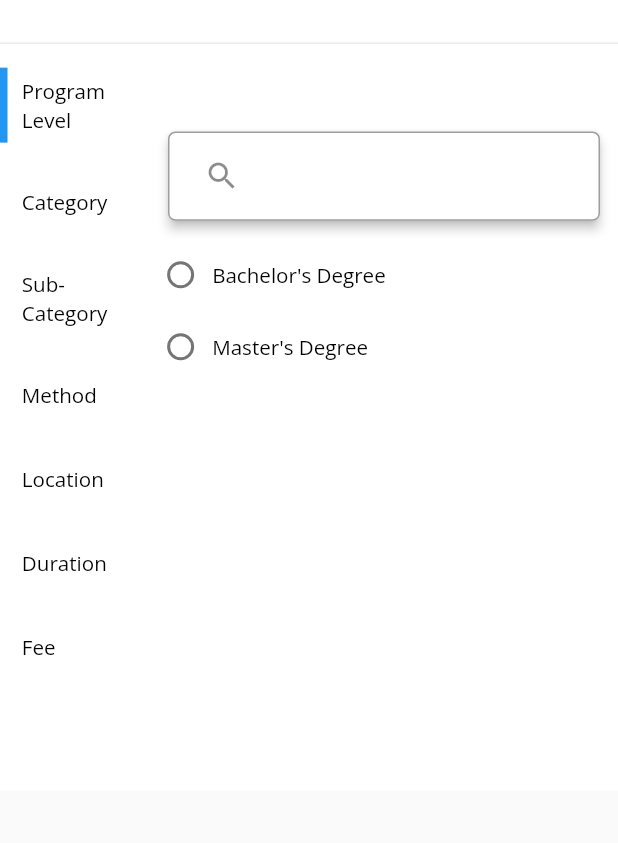
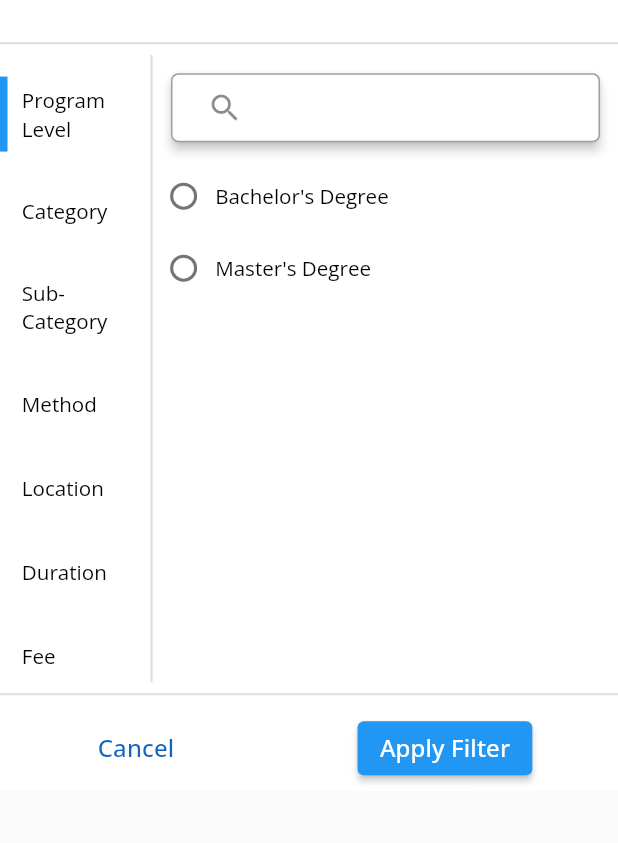
Before and after one commit to prajai1803/apply_course, a Flutter app: the ApplyFilterWithBottomSheet widget shown alone on an empty page, opened directly, on a phone screen of 412 x 824 dp, the part 105-948 px from its top. Run offline on Flutter 3.47's test engine with Material 2 defaults, Android fonts, the light colour scheme and no system bars; our stand-ins replace cloud_firestore, firebase_auth, firebase_core, flutter_screenutil, get, get_storage and 2 more; accounts and stored records are empty.

Commit message:
update apply filter

```diff
--- a/lib/app/modules/home/widgets/apply_filter.dart
+++ b/lib/app/modules/home/widgets/apply_filter.dart
@@ -31,6 +31,7 @@ class ApplyFilterWithBottomSheet extends StatelessWidget {
         ),
         height: 500,
         child: Column(
+          mainAxisAlignment: MainAxisAlignment.spaceBetween,
           children: [
             // titile
             Container(
@@ -48,12 +49,12 @@ class ApplyFilterWithBottomSheet extends StatelessWidget {
                 ],
               ),
             ),
-            const Divider(),
+            const Divider(thickness: 1.5,),
             Container(
               child: Row(
                 children: [
                   SizedBox(
-                      height: 400.h,
+                      height: 340.h,
                       width: 100,
                       child: ListView.separated(
                         itemCount: _controller.listOfFilter.length,
@@ -100,13 +101,17 @@ class ApplyFilterWithBottomSheet extends StatelessWidget {
                           );
                         },
                       )),
+                      Container(
+                        height: 350.h,
+                        width: 2,
+                        child: VerticalDivider(thickness: 1.5,)),
                   Expanded(
                     child: SizedBox(
-                        height: 400,
+                        height: 350.h,
                         child: ListView(
                           children: [
                             SizedBox(
-                              height: 70.h,
+                              height: 70,
                               child: Padding(
                                 padding: EdgeInsets.all(8.0),
                                 child: Card(
@@ -115,6 +120,7 @@ class ApplyFilterWithBottomSheet extends StatelessWidget {
                                     borderRadius: BorderRadius.circular(5),
                                   ),
                                   child: TextField(
+                                    style: Theme.of(context).textTheme.bodySmall,
                                     onChanged: (value) {
                                       _controller.filterSearchController.value = value;
                                       _controller.inFilterSearch(_controller.filterSearchController.value);
@@ -127,6 +133,7 @@ class ApplyFilterWithBottomSheet extends StatelessWidget {
                                           child: const Icon(Icons.search),
                                         ),
                                         border: OutlineInputBorder(
+
                                             borderRadius:
                                                 BorderRadius.circular(5))),
                                   ),
@@ -135,8 +142,8 @@ class ApplyFilterWithBottomSheet extends StatelessWidget {
                             ),
                             Obx(
                               () => Container(
-                                height: 340.h,
-                                child: ListView.builder(
+                                height: 400.h,
+                                child: _controller.filterdList.value.length != 0 ?ListView.builder(
                                   itemCount: _controller.filterdList.value.length,
                                   itemBuilder: (context, index) {
                                     // return Text('$index');
@@ -163,6 +170,9 @@ class ApplyFilterWithBottomSheet extends StatelessWidget {
                                       ),
                                     );
                                   },
+                                ) : Column(
+                                  crossAxisAlignment: CrossAxisAlignment.center,
+                                  children: [Text("Sorry! No Result Found.",style: Theme.of(context).textTheme.bodySmall,)],
                                 ),
                               ),
                             )
@@ -171,6 +181,24 @@ class ApplyFilterWithBottomSheet extends StatelessWidget {
                   )
                 ],
               ),
+            ),
+            const Divider(thickness: 1.5,),
+            Expanded(
+              child: Container(
+                width: double.infinity,
+                color: Colors.white,
+                child: Row(
+                  mainAxisAlignment: MainAxisAlignment.spaceAround,
+                  children: [
+                    TextButton(onPressed: () {
+                      Get.back();
+                    }, child: Text("Cancel",style: Theme.of(context).textTheme.titleSmall!.copyWith(color: Colors.blue[800] ),)),
+                    ElevatedButton(onPressed: (){
+                      Get.back();
+                    }, child: Text("Apply Filter",style: Theme.of(context).textTheme.titleSmall!.copyWith(color: Colors.white),))
+                  ],
+                ),
+              ),
             )
           ],
         ),
```
